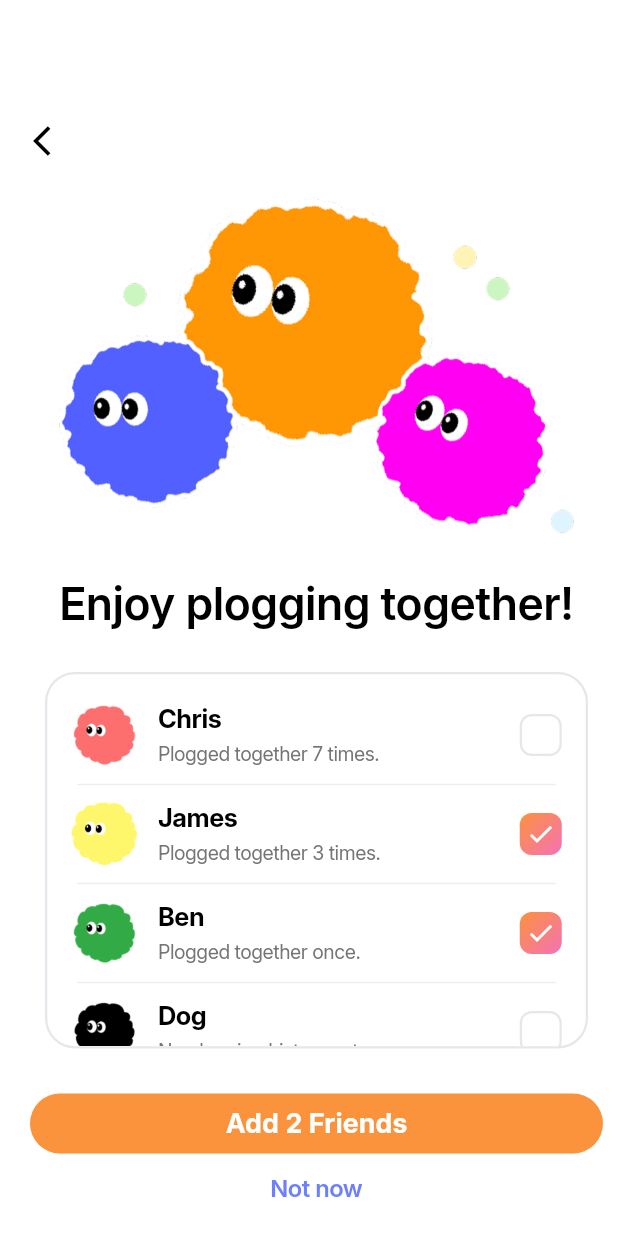
After one commit to 2026-UK-Global-Internship/SDSD, a Flutter app: the PartyInviteScreen screen opened directly, on a phone screen of 412 x 824 dp. The commit adds this screen. Run offline on Flutter 3.47's test engine with Material 3 defaults, Android fonts, the phone set to English and light mode, and no system bars; our stand-ins replace cloud_firestore, firebase_auth, firebase_core, flutter_map, google_sign_in, latlong2 and 1 more; accounts and stored records are empty.

Commit message:
feat: 친구 초대 화면(party_invite_screen) 구현

```diff
--- a/client/lib/screens/map_screen.dart
+++ b/client/lib/screens/map_screen.dart
@@ -1,6 +1,7 @@
 import 'package:flutter/material.dart';
 import 'package:flutter_map/flutter_map.dart';
 import 'package:latlong2/latlong.dart';
+import 'party_invite_screen.dart';
 
 class MapScreen extends StatelessWidget {
   const MapScreen({super.key});
@@ -106,11 +107,8 @@ class MapScreen extends StatelessWidget {
       backgroundColor: Colors.transparent,
       barrierColor: Colors.transparent,
       isScrollControlled: true,
-      builder: (context) => Padding(
-        // 내비바 자리만큼 시트를 위로 올림
-        padding: const EdgeInsets.only(bottom: 110),
-        child: Container(
-          height: MediaQuery.of(context).size.height * 0.5,
+      builder: (context) => Container(
+        height: MediaQuery.of(context).size.height * 0.6,
         decoration: const BoxDecoration(
           color: Colors.white,
           borderRadius: BorderRadius.vertical(top: Radius.circular(24)),
@@ -161,10 +159,7 @@ class MapScreen extends StatelessWidget {
                                 children: [
                                   _buildBadge('Duo', const Color(0xFFFB7185)),
                                   const SizedBox(width: 6),
-                                    _buildBadge(
-                                      '500m',
-                                      const Color(0xFFFB923C),
-                                    ),
+                                  _buildBadge('500m', const Color(0xFFFB923C)),
                                 ],
                               ),
                               const SizedBox(height: 8),
@@ -230,7 +225,14 @@ class MapScreen extends StatelessWidget {
                         Expanded(
                           child: GestureDetector(
                             onTap: () {
-                                // TODO: 친구 추가 화면으로 이동
+                              Navigator.pop(context); // 시트 먼저 닫기
+                              Navigator.push(
+                                context,
+                                MaterialPageRoute(
+                                  builder: (context) =>
+                                      const PartyInviteScreen(),
+                                ),
+                              );
                             },
                             child: Container(
                               height: 120,
@@ -263,8 +265,7 @@ class MapScreen extends StatelessWidget {
                                   ),
                                   const SizedBox(height: 10),
                                   const Row(
-                                      mainAxisAlignment:
-                                          MainAxisAlignment.center,
+                                    mainAxisAlignment: MainAxisAlignment.center,
                                     children: [
                                       Icon(
                                         Icons.person_add,
@@ -298,10 +299,7 @@ class MapScreen extends StatelessWidget {
                               gradient: const LinearGradient(
                                 begin: Alignment.topCenter,
                                 end: Alignment.bottomCenter,
-                                  colors: [
-                                    Color(0xFFFBBF24),
-                                    Color(0xFFF472B6),
-                                  ],
+                                colors: [Color(0xFFFBBF24), Color(0xFFF472B6)],
                               ),
                             ),
                             child: Stack(
@@ -360,11 +358,8 @@ class MapScreen extends StatelessWidget {
                     ),
                     const Spacer(), // 남은 공간 밀어내기
                     // Start Plogging! 버튼
-                      // Start Plogging! 버튼
                     Padding(
-                        padding: const EdgeInsets.only(
-                          bottom: 20,
-                        ), // 이 숫자로 위치 조절
+                      padding: const EdgeInsets.only(bottom: 20), // 이 숫자로 위치 조절
                       child: SizedBox(
                         width: double.infinity,
                         height: 56,
@@ -398,7 +393,6 @@ class MapScreen extends StatelessWidget {
           ],
         ),
       ),
-      ),
     );
   }
 
--- /dev/null
+++ b/client/lib/screens/party_invite_screen.dart
@@ -0,0 +1,252 @@
+import 'package:flutter/material.dart';
+
+class PartyInviteScreen extends StatefulWidget {
+  const PartyInviteScreen({super.key});
+
+  @override
+  State<PartyInviteScreen> createState() => _PartyInviteScreenState();
+}
+
+class _PartyInviteScreenState extends State<PartyInviteScreen> {
+  // TODO(backend): Firebase에서 친구 목록 가져오기
+  // 각 친구는 firestore users 컬렉션에서 characterColor 필드로 색 지정됨
+  final List<Map<String, dynamic>> _friends = [
+    {
+      'name': 'Chris',
+      'subtitle': 'Plogged together 7 times.',
+      'character': 'character_pink', // TODO(backend): Firebase에서 받아온 색으로 교체
+      'selected': false,
+    },
+    {
+      'name': 'James',
+      'subtitle': 'Plogged together 3 times.',
+      'character': 'character_yellow', // TODO(backend): Firebase에서 받아온 색으로 교체
+      'selected': true,
+    },
+    {
+      'name': 'Ben',
+      'subtitle': 'Plogged together once.',
+      'character': 'character_green', // TODO(backend): Firebase에서 받아온 색으로 교체
+      'selected': true,
+    },
+    {
+      'name': 'Dog',
+      'subtitle': 'No plogging history yet.',
+      'character': 'character_black', // TODO(backend): Firebase에서 받아온 색으로 교체
+      'selected': false,
+    },
+  ];
+
+  @override
+  Widget build(BuildContext context) {
+    return Scaffold(
+      backgroundColor: Colors.white,
+      body: SafeArea(
+        child: Padding(
+          padding: const EdgeInsets.only(top: 70, left: 10), // ← 이 숫자로 조절
+          child: Column(
+            children: [
+              // 뒤로가기 버튼
+              Align(
+                alignment: Alignment.centerLeft,
+                child: IconButton(
+                  padding: EdgeInsets.zero, // ← 추가
+                  constraints: const BoxConstraints(),
+                  icon: const Icon(Icons.arrow_back_ios, color: Colors.black),
+                  onPressed: () => Navigator.pop(context),
+                ),
+              ),
+              const SizedBox(height: 0),
+              // 캐릭터 삼총사 이미지
+              Image.asset(
+                'assets/images/plogging_together_characters.png',
+                width: 346,
+              ),
+              const SizedBox(height: 10),
+              // 타이틀
+              const Text(
+                'Enjoy plogging together!',
+                style: TextStyle(
+                  fontFamily: 'Inter',
+                  fontWeight: FontWeight.w600,
+                  fontSize: 30,
+                  color: Colors.black,
+                ),
+              ),
+              const SizedBox(height: 24),
+              // 친구 리스트 카드
+              Expanded(
+                child: Padding(
+                  padding: const EdgeInsets.symmetric(horizontal: 20),
+                  child: Container(
+                    decoration: BoxDecoration(
+                      color: Colors.white,
+                      borderRadius: BorderRadius.circular(20),
+                      border: Border.all(
+                        color: const Color(0xFFE5E7EB),
+                        width: 1.5,
+                      ),
+                    ),
+                    child: ListView.separated(
+                      padding: const EdgeInsets.symmetric(vertical: 8),
+                      itemCount: _friends.length,
+                      separatorBuilder: (context, index) => Divider(
+                        color: Colors.grey[200],
+                        height: 1,
+                        indent: 20,
+                        endIndent: 20,
+                      ),
+                      itemBuilder: (context, index) {
+                        final friend = _friends[index];
+                        return _buildFriendTile(friend, index);
+                      },
+                    ),
+                  ),
+                ),
+              ),
+
+              // 친구 리스트 카드
+              const SizedBox(height: 30),
+              // Add Friends 버튼
+              Padding(
+                padding: const EdgeInsets.symmetric(horizontal: 10),
+                child: SizedBox(
+                  width: double.infinity,
+                  height: 40,
+                  child: ElevatedButton(
+                    onPressed: () {
+                      // 선택된 친구 수 계산
+                      final selectedCount = _friends
+                          .where((f) => f['selected'] == true)
+                          .length;
+                      // TODO(backend): 선택된 친구들에게 파티 초대 전송
+                      // TODO: 파티 시작 화면으로 이동
+                      ScaffoldMessenger.of(context).showSnackBar(
+                        SnackBar(content: Text('$selectedCount명 초대!')),
+                      );
+                    },
+                    style: ElevatedButton.styleFrom(
+                      backgroundColor: const Color(0xFFFB923C),
+                      foregroundColor: Colors.white,
+                      elevation: 0,
+                      shape: RoundedRectangleBorder(
+                        borderRadius: BorderRadius.circular(30),
+                      ),
+                    ),
+                    child: Text(
+                      'Add ${_friends.where((f) => f['selected'] == true).length} Friends',
+                      style: const TextStyle(
+                        fontFamily: 'Inter',
+                        fontWeight: FontWeight.w700,
+                        fontSize: 18,
+                      ),
+                    ),
+                  ),
+                ),
+              ),
+              const SizedBox(height: 12),
+              // Or go solo 링크
+              GestureDetector(
+                onTap: () {
+                  // TODO: 혼자 플로깅 시작 화면으로 이동
+                  Navigator.pop(context);
+                },
+                child: const Text(
+                  'Not now',
+                  style: TextStyle(
+                    fontFamily: 'Inter',
+                    fontWeight: FontWeight.w600,
+                    fontSize: 16,
+                    color: Color(0xFF6E7FFD),
+                    decorationColor: Color(0xFF6E7FFD),
+                  ),
+                ),
+              ),
+              const SizedBox(height: 20),
+
+              // TODO: 타이틀
+              // TODO: 친구 리스트 카드
+              // TODO: Add Friends 버튼 + Or go solo
+            ],
+          ),
+        ),
+      ),
+    );
+  }
+
+  Widget _buildFriendTile(Map<String, dynamic> friend, int index) {
+    return Padding(
+      padding: const EdgeInsets.symmetric(horizontal: 16, vertical: 10),
+      child: Row(
+        children: [
+          // 캐릭터 이미지
+          Image.asset(
+            'assets/images/icons/${friend['character']}.png',
+            width: 44,
+            height: 44,
+          ),
+          const SizedBox(width: 14),
+          // 이름 + 서브텍스트
+          Expanded(
+            child: Column(
+              crossAxisAlignment: CrossAxisAlignment.start,
+              children: [
+                Text(
+                  friend['name'],
+                  style: const TextStyle(
+                    fontFamily: 'Inter',
+                    fontWeight: FontWeight.w700,
+                    fontSize: 17,
+                    color: Colors.black,
+                  ),
+                ),
+                const SizedBox(height: 2),
+                Text(
+                  friend['subtitle'],
+                  style: TextStyle(
+                    fontFamily: 'Inter',
+                    fontWeight: FontWeight.w400,
+                    fontSize: 13,
+                    color: Colors.grey[600],
+                  ),
+                ),
+              ],
+            ),
+          ),
+          // 체크박스
+          GestureDetector(
+            onTap: () {
+              setState(() {
+                _friends[index]['selected'] = !friend['selected'];
+              });
+            },
+            child: Container(
+              width: 28,
+              height: 28,
+              decoration: BoxDecoration(
+                borderRadius: BorderRadius.circular(8),
+                gradient: friend['selected']
+                    ? const LinearGradient(
+                        begin: Alignment.topLeft,
+                        end: Alignment.bottomRight,
+                        colors: [Color(0xFFFB923C), Color(0xFFF472B6)],
+                      )
+                    : null,
+                color: friend['selected'] ? null : Colors.white,
+                border: Border.all(
+                  color: friend['selected']
+                      ? Colors.transparent
+                      : const Color(0xFFE5E7EB),
+                  width: 1.5,
+                ),
+              ),
+              child: friend['selected']
+                  ? const Icon(Icons.check, color: Colors.white, size: 20)
+                  : null,
+            ),
+          ),
+        ],
+      ),
+    );
+  }
+}
```
Also changed, not shown: client/assets/images/icons/character_yellow.png (added). Lines whose indentation alone changed are shown as unchanged.
